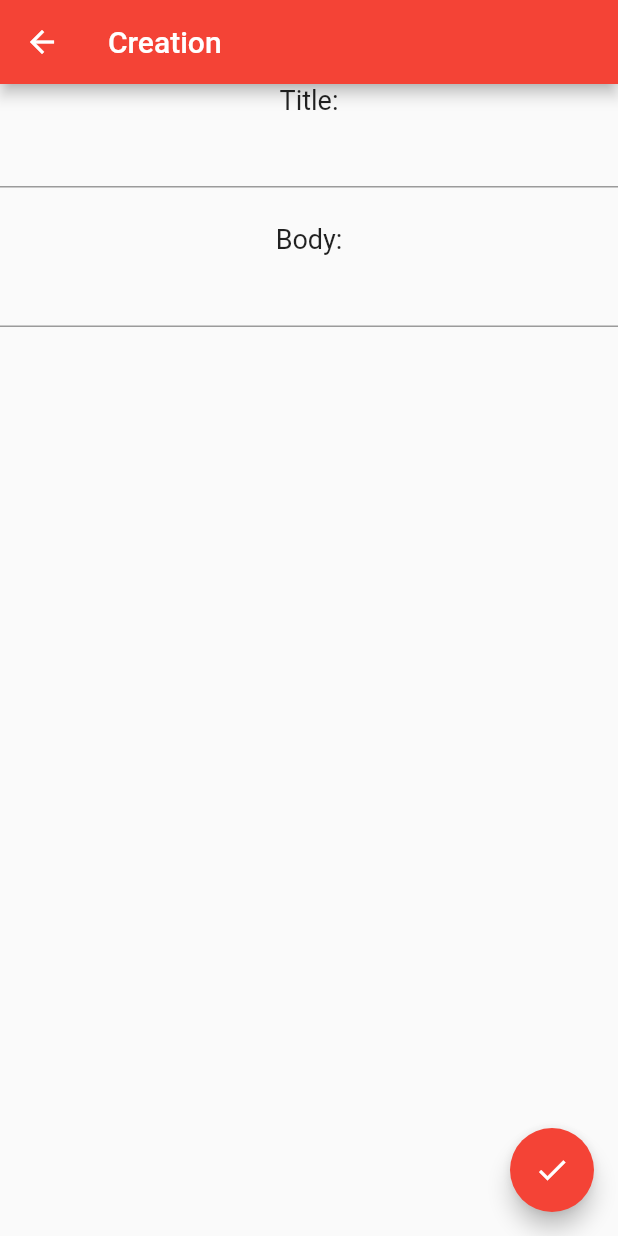
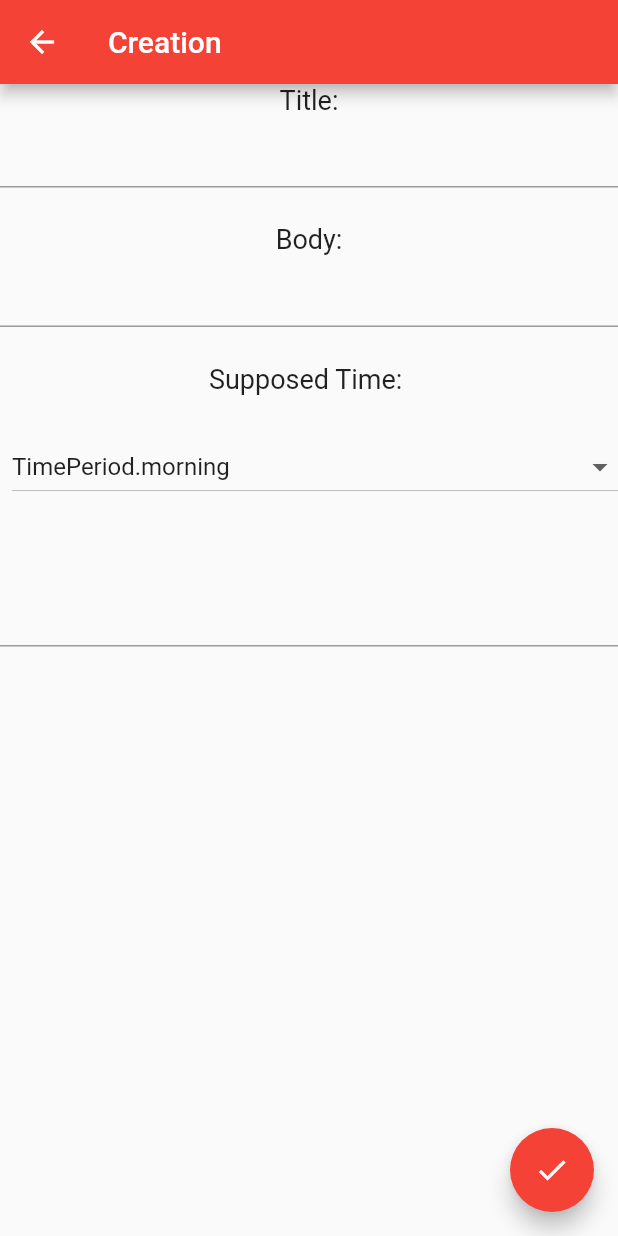
Before and after one commit to cyansmoke/notes-app, a Flutter app: the OrdersList screen opened directly, after a tap on the "add" icon, on a phone screen of 412 x 824 dp. Run offline on Flutter 3.47's test engine with Material 2 defaults, Android fonts, the phone set to English and light mode, and no system bars; our stand-ins replace bloc, dio, flutter_bloc, retrofit; generated files the repository leaves out were written again.

Commit message:
finished logic to create orders

```diff
--- a/lib/api/orders/mocked_orders_client.dart
+++ b/lib/api/orders/mocked_orders_client.dart
@@ -18,6 +18,8 @@ class MockedOrdersApiClient implements OrdersApiClient {
     return Orders(
       [
         Order(
+          title: 'Order 1',
+          description: 'Bank Docs',
           id: Uuid().v4(),
           address: user.address,
           phoneNumber: user.phoneNumber,
@@ -29,6 +31,8 @@ class MockedOrdersApiClient implements OrdersApiClient {
           supposedTimePeriod: TimePeriod.night,
         ),
         Order(
+          title: 'Order 2',
+          description: 'Toys',
           id: Uuid().v4(),
           address: user.address,
           phoneNumber: user.phoneNumber,
@@ -42,6 +46,8 @@ class MockedOrdersApiClient implements OrdersApiClient {
           supposedTimePeriod: TimePeriod.morning,
         ),
         Order(
+          title: 'Order 3',
+          description: 'Important Docs Order',
           id: Uuid().v4(),
           address: user.address,
           phoneNumber: user.phoneNumber,
--- a/lib/ui/screens/auth/auth_screen.dart
+++ b/lib/ui/screens/auth/auth_screen.dart
@@ -4,7 +4,7 @@ import 'package:flutter/widgets.dart';
 import 'package:flutter_bloc/flutter_bloc.dart';
 import 'package:notes/repo/user_repo.dart';
 import 'package:notes/ui/screens/auth/bloc/auth_cubit.dart';
-import 'package:notes/ui/screens/notes/notes_list_screen.dart';
+import 'package:notes/ui/screens/notes/orders_list_screen.dart';
 
 import 'bloc/auth_states.dart';
 
--- a/lib/ui/screens/notes/bloc/orders_list_cubit.dart
+++ b/lib/ui/screens/notes/bloc/orders_list_cubit.dart
@@ -1,7 +1,6 @@
 import 'dart:developer';
 
 import 'package:bloc/bloc.dart';
-import 'package:notes/model/note.dart';
 import 'package:notes/model/order/order.dart';
 import 'package:notes/repo/orders_repo.dart';
 import 'package:notes/ui/screens/notes/bloc/orders_list_states.dart';
@@ -30,6 +29,7 @@ class OrdersListCubit extends Cubit<OrdersListState> {
   void addOrder(
     String address,
     String title,
+    String description,
     TimePeriod supposedTimePeriod,
   ) async {
     emit(OrdersListLoadingState());
--- a/lib/ui/screens/notes/note_screen.dart
+++ /dev/null
@@ -1,105 +0,0 @@
-import 'package:flutter/cupertino.dart';
-import 'package:flutter/material.dart';
-import 'package:flutter/widgets.dart';
-import 'package:notes/model/note.dart';
-import 'package:notes/model/order/order.dart';
-
-class OrderScreen extends StatefulWidget {
-  final Order order;
-  final Function(String body, String title) onEditingFinished;
-
-  const OrderScreen({Key key, this.order, this.onEditingFinished}) : super(key: key);
-
-  @override
-  _OrderScreenState createState() => _OrderScreenState();
-}
-
-class _OrderScreenState extends State<OrderScreen> {
-  bool isEditing = false;
-
-  bool get isCreating => widget.order == null;
-
-  TextEditingController _bodyTextEditingController = TextEditingController();
-  TextEditingController _titleTextEditingController = TextEditingController();
-
-  @override
-  Widget build(BuildContext context) {
-    return Scaffold(
-      appBar: AppBar(
-        title: Text(
-          isCreating
-              ? 'Creation'
-              : isEditing
-                  ? 'Editing ${widget.order.title}'
-                  : widget.order.title,
-        ),
-      ),
-      body: isEditing || isCreating ? _buildEdittingBody() : _buildShowBody(),
-      floatingActionButton: FloatingActionButton(
-        child: Icon(isEditing || isCreating ? Icons.done : Icons.edit),
-        onPressed: isEditing || isCreating
-            ? () => widget.onEditingFinished(
-                _bodyTextEditingController.text, _titleTextEditingController.text)
-            : () => setState(() {
-                  isEditing = !isEditing;
-                  _bodyTextEditingController.text = widget.order.description;
-                  _titleTextEditingController.text = widget.order.title;
-                }),
-      ),
-    );
-  }
-
-  Widget _buildEdittingBody() {
-    return Center(
-      child: Column(
-        children: [
-          Text(
-            'Title:',
-            style: TextStyle(fontSize: 18),
-          ),
-          TextField(
-            controller: _titleTextEditingController,
-            style: TextStyle(fontSize: 16),
-          ),
-          SizedBox(
-            height: 24.0,
-          ),
-          Text(
-            'Body:',
-            style: TextStyle(fontSize: 18),
-          ),
-          TextField(
-            controller: _bodyTextEditingController,
-            style: TextStyle(fontSize: 16),
-          ),
-        ],
-      ),
-    );
-  }
-
-  Widget _buildShowBody() {
-    return Center(
-      child: Column(
-        children: [
-          Text(
-            'Title:',
-            style: TextStyle(fontSize: 18),
-          ),
-          Text(
-            widget.order.title,
-            style: TextStyle(fontSize: 16),
-          ),
-          SizedBox(height: 24),
-          Text(
-            'Body:',
-            style: TextStyle(fontSize: 18),
-          ),
-          Text(
-            widget.order.description,
-            style: TextStyle(fontSize: 16),
-          ),
-        ],
-      ),
-    );
-  }
-}
--- /dev/null
+++ b/lib/ui/screens/notes/order_screen.dart
@@ -0,0 +1,205 @@
+import 'package:flutter/cupertino.dart';
+import 'package:flutter/material.dart';
+import 'package:flutter/widgets.dart';
+import 'package:notes/model/order/order.dart';
+import 'package:uuid/uuid.dart';
+
+class OrderScreen extends StatefulWidget {
+  final Order order;
+  final Function(Order order) onEditingFinished;
+
+  const OrderScreen({Key key, this.order, this.onEditingFinished}) : super(key: key);
+
+  @override
+  _OrderScreenState createState() => _OrderScreenState();
+}
+
+class _OrderScreenState extends State<OrderScreen> {
+  bool isEditing = false;
+
+  bool get isCreating => widget.order == null;
+
+  TextEditingController _bodyTextEditingController = TextEditingController();
+  TextEditingController _titleTextEditingController = TextEditingController();
+  TextEditingController _addressTextEditingController = TextEditingController();
+  TimePeriod _supposedTime = TimePeriod.morning;
+
+  @override
+  Widget build(BuildContext context) {
+    return Scaffold(
+      appBar: AppBar(
+        title: Text(
+          isCreating
+              ? 'Creation'
+              : isEditing
+                  ? 'Editing ${widget.order.title}'
+                  : widget.order.title,
+        ),
+      ),
+      body: isEditing || isCreating ? _buildEdittingBody() : _buildShowBody(),
+      floatingActionButton: FloatingActionButton(
+        child: Icon(isEditing || isCreating ? Icons.done : Icons.edit),
+        onPressed: isEditing || isCreating
+            ? () => widget.onEditingFinished(
+                  Order(
+                    isDone: false,
+                    description: _bodyTextEditingController.text,
+                    id: Uuid().v4(),
+                    title: _titleTextEditingController.text,
+                    supposedTimePeriod: _supposedTime,
+                    address: _addressTextEditingController.text,
+                    createdTime: DateTime.now(),
+                  ),
+                )
+            : () => setState(() {
+                  isEditing = !isEditing;
+                  _bodyTextEditingController.text = widget.order.description;
+                  _titleTextEditingController.text = widget.order.title;
+                  _addressTextEditingController.text = widget.order.address;
+                }),
+      ),
+    );
+  }
+
+  Widget _buildEdittingBody() {
+    return Center(
+      child: Column(
+        children: [
+          Text(
+            'Title:',
+            style: TextStyle(fontSize: 18),
+          ),
+          TextField(
+            autofocus: false,
+            controller: _titleTextEditingController,
+            style: TextStyle(fontSize: 16),
+          ),
+          SizedBox(
+            height: 24.0,
+          ),
+          Text(
+            'Body:',
+            style: TextStyle(fontSize: 18),
+          ),
+          TextField(
+            autofocus: false,
+            controller: _bodyTextEditingController,
+            style: TextStyle(fontSize: 16),
+          ),
+          SizedBox(
+            height: 24,
+          ),
+          TimePeriodDropdown(
+            initialValue: _supposedTime,
+            onChanged: (newTimePeriod) {
+              _supposedTime = newTimePeriod;
+            },
+          ),
+          SizedBox(
+            height: 24,
+          ),
+          TextField(
+            autofocus: false,
+            controller: _addressTextEditingController,
+            style: TextStyle(fontSize: 16),
+          ),
+        ],
+      ),
+    );
+  }
+
+  Widget _buildShowBody() {
+    return Center(
+      child: Column(
+        children: [
+          Text(
+            'Title:',
+            style: TextStyle(fontSize: 18),
+          ),
+          Text(
+            widget.order.title,
+            style: TextStyle(fontSize: 16),
+          ),
+          SizedBox(height: 24),
+          Text(
+            'Body:',
+            style: TextStyle(fontSize: 18),
+          ),
+          Text(
+            widget.order.description,
+            style: TextStyle(fontSize: 16),
+          ),
+        ],
+      ),
+    );
+  }
+}
+
+class TimePeriodDropdown extends StatefulWidget {
+  final Function(TimePeriod) onChanged;
+  final TimePeriod initialValue;
+
+  const TimePeriodDropdown({
+    Key key,
+    @required this.onChanged,
+    @required this.initialValue,
+  }) : super(key: key);
+
+  @override
+  State<TimePeriodDropdown> createState() => _TimePeriodDropdownState();
+}
+
+class _TimePeriodDropdownState extends State<TimePeriodDropdown> {
+  TimePeriod value;
+
+  @override
+  void initState() {
+    super.initState();
+    value = widget.initialValue;
+  }
+
+  @override
+  Widget build(BuildContext context) {
+    return Column(
+      children: [
+        Text(
+          'Supposed Time: ',
+          style: TextStyle(
+            fontSize: 18.0,
+          ),
+        ),
+        SizedBox(
+          height: 24,
+        ),
+        Padding(
+          padding: EdgeInsets.only(
+            left: 8.0,
+            bottom: 24.0,
+          ),
+          child: DropdownButton(
+            elevation: 0,
+            isExpanded: true,
+            value: value,
+            onChanged: (newValue) => setState(() {
+              widget.onChanged(newValue);
+              value = newValue;
+            }),
+            items: [
+              ...TimePeriod.values.map(
+                (e) => DropdownMenuItem<TimePeriod>(
+                  value: e,
+                  child: Text(
+                    e.toString(),
+                    style: TextStyle(
+                      fontSize: 16.0,
+                    ),
+                  ),
+                ),
+              ),
+            ],
+          ),
+        ),
+      ],
+    );
+  }
+}
--- a/lib/ui/screens/notes/notes_list_screen.dart
+++ b/lib/ui/screens/notes/orders_list_screen.dart
@@ -1,18 +1,15 @@
 import 'package:flutter/material.dart';
 import 'package:flutter/widgets.dart';
 import 'package:flutter_bloc/flutter_bloc.dart';
-import 'package:notes/model/note.dart';
 import 'package:notes/model/order/order.dart';
 import 'package:notes/repo/orders_repo.dart';
-import 'package:notes/repo/user_repo.dart';
 import 'package:notes/ui/screens/auth/auth_screen.dart';
 import 'package:notes/ui/screens/notes/bloc/orders_list_cubit.dart';
 import 'package:notes/ui/screens/notes/bloc/orders_list_states.dart';
 import 'package:notes/ui/screens/user/user_screen.dart';
-import 'package:notes/ui/widgets/note_item.dart';
 import 'package:notes/ui/widgets/order_item.dart';
 
-import 'note_screen.dart';
+import 'order_screen.dart';
 
 class OrdersList extends StatefulWidget {
   @override
@@ -20,15 +17,15 @@ class OrdersList extends StatefulWidget {
 }
 
 class _OrdersListState extends State<OrdersList> {
-  OrdersListCubit _notesListCubit;
+  OrdersListCubit _ordersListCubit;
   TextEditingController _searchTextController = TextEditingController();
 
   @override
   void initState() {
     super.initState();
     _searchTextController.addListener(() => setState(() {}));
-    _notesListCubit = OrdersListCubit(RepositoryProvider.of<OrdersRepository>(context));
-    _notesListCubit.loadOrders();
+    _ordersListCubit = OrdersListCubit(RepositoryProvider.of<OrdersRepository>(context));
+    _ordersListCubit.loadOrders();
   }
 
   @override
@@ -61,7 +58,7 @@ class _OrdersListState extends State<OrdersList> {
           ],
         ),
         body: BlocConsumer<OrdersListCubit, OrdersListState>(
-          cubit: _notesListCubit,
+          cubit: _ordersListCubit,
           listener: (newContext, state) {
             if (state is OrdersListFailedState) {
               showDialog(
@@ -93,11 +90,12 @@ class _OrdersListState extends State<OrdersList> {
             } else if (state is OrdersListFailedState) {
               return _buildTryAgain();
             } else if (state is OrdersListLoadedState) {
-              final filteredNotes = <Order>[]..addAll(state.notes);
+              final filteredOrders = <Order>[]..addAll(state.notes);
               if (_searchTextController.text.isNotEmpty) {
-                // filteredNotes.removeWhere((element) =>
-                // !(element.title.contains(_searchTextController.text) ||
-                //     element.body.contains(_searchTextController.text)));
+                filteredOrders.removeWhere((element) =>
+                    !(element.title.contains(_searchTextController.text) ||
+                        element.description.contains(_searchTextController.text)) ||
+                    element.address.contains(_searchTextController.text));
               }
               return Column(
                 children: [
@@ -113,18 +111,18 @@ class _OrdersListState extends State<OrdersList> {
                   ListView.separated(
                     shrinkWrap: true,
                     itemBuilder: (BuildContext itemContext, int index) {
-                      final note = filteredNotes[index];
+                      final order = filteredOrders[index];
                       return OrderItem(
-                        title: note.address,
-                        date: note.createdTime.toIso8601String(),
+                        title: order.address,
+                        date: order.createdTime.toIso8601String(),
+                        isDone: order.isDone,
                         onTap: () => Navigator.of(context).push(
                           MaterialPageRoute(
                             builder: (context) => OrderScreen(
-                              // note: note,
-                              onEditingFinished: (String body, String title) {
+                              order: order,
+                              onEditingFinished: (Order order) {
                                 Navigator.of(context).pop();
-                                // TODO(ilia): add fields to provide body, description, address and supposed time period
-                                // _notesListCubit.editOrder(newNote);
+                                _ordersListCubit.editOrder(order);
                               },
                             ),
                             fullscreenDialog: true,
@@ -139,7 +137,7 @@ class _OrdersListState extends State<OrdersList> {
                               TextButton(
                                 onPressed: () {
                                   Navigator.of(dialogContext).pop();
-                                  _notesListCubit.deleteOrder(note.id);
+                                  _ordersListCubit.deleteOrder(order.id);
                                 },
                                 child: Text('Yes'),
                               ),
@@ -154,7 +152,7 @@ class _OrdersListState extends State<OrdersList> {
                         ),
                       );
                     },
-                    itemCount: filteredNotes.length,
+                    itemCount: filteredOrders.length,
                     separatorBuilder: (BuildContext context, int index) => Divider(),
                   ),
                 ],
@@ -162,7 +160,7 @@ class _OrdersListState extends State<OrdersList> {
             } else if (state is OrdersListEmptyState) {
               return Center(
                 child: Text(
-                  'List is empty\nLets create a first note!',
+                  'List is empty\nLets create a first order!',
                   textAlign: TextAlign.center,
                 ),
               );
@@ -175,9 +173,10 @@ class _OrdersListState extends State<OrdersList> {
           onPressed: () => Navigator.of(context).push(
             MaterialPageRoute(
               builder: (context) => OrderScreen(
-                onEditingFinished: (String body, String title) {
+                onEditingFinished: (Order order) {
                   Navigator.of(context).pop();
-                  // _notesListCubit.addOrder(title, body);
+                  _ordersListCubit.addOrder(
+                      order.address, order.title, order.description, order.supposedTimePeriod);
                 },
               ),
             ),
@@ -194,7 +193,7 @@ class _OrdersListState extends State<OrdersList> {
     return Center(
       child: ElevatedButton(
         onPressed: () {
-          _notesListCubit.loadOrders(true);
+          _ordersListCubit.loadOrders(true);
         },
         child: Text('Reload'),
       ),
--- a/lib/ui/widgets/note_item.dart
+++ b/lib/ui/widgets/note_item.dart
@@ -1,6 +1,6 @@
 import 'package:flutter/material.dart';
 import 'package:flutter/widgets.dart';
-import 'package:notes/ui/screens/notes/note_screen.dart';
+import 'package:notes/ui/screens/notes/order_screen.dart';
 import 'package:intl/intl.dart';
 
 class NoteItem extends StatelessWidget {
--- a/lib/ui/widgets/order_item.dart
+++ b/lib/ui/widgets/order_item.dart
@@ -1,11 +1,12 @@
 import 'package:flutter/material.dart';
 import 'package:flutter/widgets.dart';
-import 'package:notes/ui/screens/notes/note_screen.dart';
+import 'package:notes/ui/screens/notes/order_screen.dart';
 import 'package:intl/intl.dart';
 
 class OrderItem extends StatelessWidget {
   final String title;
   final String date;
+  final bool isDone;
   final Function onTap;
   final Function onLongTap;
 
@@ -15,6 +16,7 @@ class OrderItem extends StatelessWidget {
     @required this.date,
     @required this.onLongTap,
     @required this.onTap,
+    @required this.isDone,
   }) : super(key: key);
 
   @override
@@ -47,10 +49,29 @@ class OrderItem extends StatelessWidget {
                   height: 1.2,
                 ),
               ),
+              if (isDone) _buildCompletedRow() else _buildPendingRow(),
             ],
           ),
         ),
       ),
     );
   }
+
+  Widget _buildCompletedRow() {
+    return Row(
+      children: [
+        Text('Completed'),
+        Icon(Icons.done),
+      ],
+    );
+  }
+
+  Widget _buildPendingRow() {
+    return Row(
+      children: [
+        Text('Pending'),
+        Icon(Icons.pending_actions),
+      ],
+    );
+  }
 }
```
Also changed, not shown: lib/api/notes/notes_client.dart (deleted, +0 -47 lines), lib/model/note.dart (deleted, +0 -20 lines), lib/model/notes.dart (deleted, +0 -16 lines), lib/api/notes/notes_client.g.dart (deleted), lib/model/note.g.dart (deleted), lib/model/notes.g.dart (deleted).
